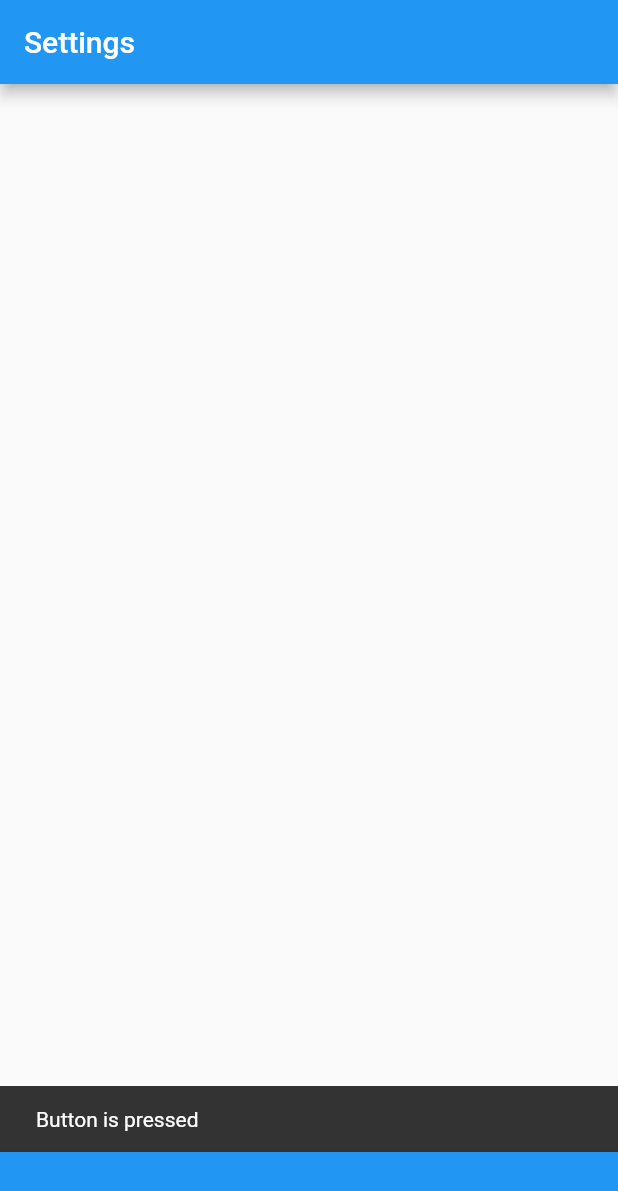
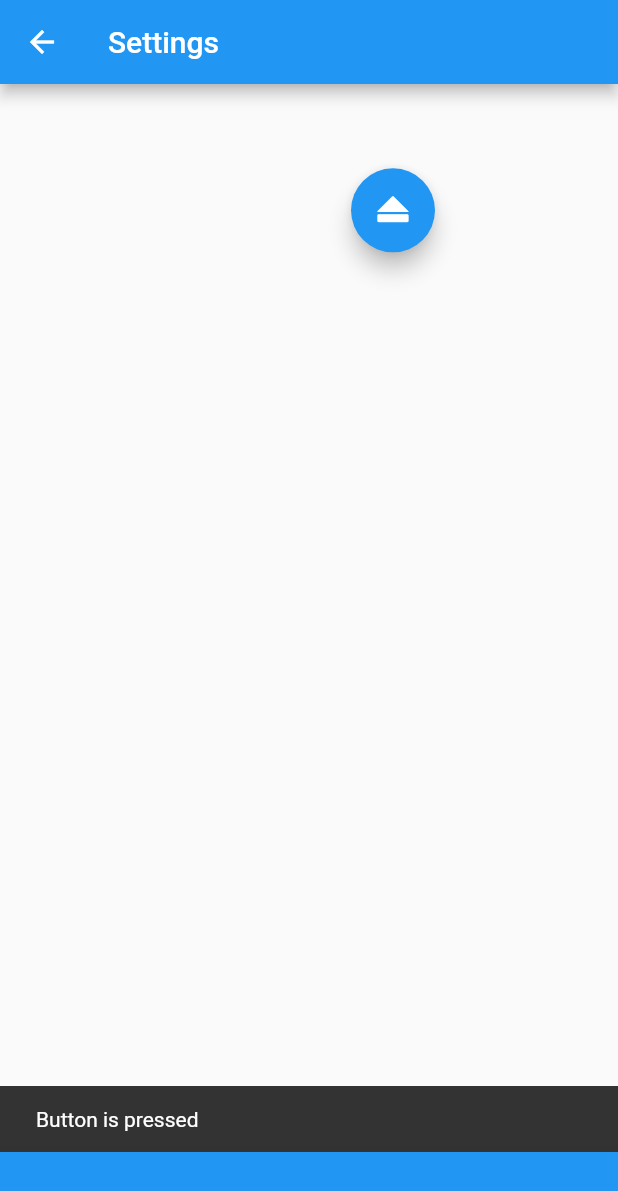
Before and after one commit to BigDeeEss/dashcam, a Flutter app: the NewHome screen opened by its route, after a tap on "Woolha.com", on a phone screen of 412 x 824 dp. Shown: the top 1191 px of the screen. Run offline on Flutter 3.47's test engine with Material 2 defaults, Android fonts, the phone set to English and light mode, and no system bars.

Commit message:
Add single FAB to BasePage() via the Button() class in button.dart.

```diff
--- a/lib/base_page.dart
+++ b/lib/base_page.dart
@@ -2,6 +2,11 @@
 
 //  Import flutter packages.
 import 'package:flutter/material.dart';
+
+
+// Import project-specific files.
+import './button.dart';
+import './screen_positions.dart';
 
 
 //  StatefulWidget which implements a basic page design layout.
@@ -32,7 +37,7 @@ class _BasePageState extends State<BasePage> {
         title: Text(widget.title ?? ''),
 
         //  Remove the 'leading' widget associated with AppBar() class.
-        automaticallyImplyLeading: false,
+        // automaticallyImplyLeading: false,
       ),
 
       //  Use Builder() widget because it is not possible to get the appBar
@@ -56,6 +61,8 @@ class _BasePageState extends State<BasePage> {
           );
         },
       ),
+
+      body: Button()
     );
   }
 }
--- /dev/null
+++ b/lib/button.dart
@@ -0,0 +1,80 @@
+
+
+//  Import flutter packages.
+import 'package:flutter/material.dart';
+
+// Import project-specific files.
+import './external/lib/custom_icons.dart';
+
+
+//  StatefulWidget which implements a dynamic button.
+class Button extends StatefulWidget {
+  const Button({Key? key}) : super(key: key);
+
+  @override
+  _ButtonState createState() => _ButtonState();
+}
+
+class _ButtonState extends State<Button> with TickerProviderStateMixin {
+  //  Define an animation controller.
+  late AnimationController _controller;
+
+  //  Define the type of animation, in this case between two Offset() classes.
+  late Animation<Offset> _animation;
+
+  @override
+  void initState() {
+    super.initState();
+
+    _controller = AnimationController(
+      duration: const Duration(milliseconds: 5300),
+      vsync: this,
+    )..forward();
+
+    _animation = Tween<Offset>(
+      begin: const Offset(1.0, -5.0),
+      end: const Offset(1.0, 0.0),
+    ).animate(CurvedAnimation(
+      parent: _controller,
+      curve: Curves.easeInCubic,
+    ));
+  }
+
+  @override
+  void dispose() {
+    _controller.dispose();
+    super.dispose();
+  }
+
+  @override
+  Widget build(BuildContext context) {
+    return Stack(
+      children: <Widget>[
+        Builder(
+          builder: (context) => Center(
+            child: SlideTransition(
+              position: _animation,
+              transformHitTests: true,
+              child: FloatingActionButton(
+                heroTag: 'eject',
+                child: Icon(CustomIcons.eject),
+                onPressed: () {
+                  Navigator.popAndPushNamed(context, '/home');
+                },
+              ),
+              // child: RaisedButton(
+              //   child: Text('Woolha.com'),
+              //   onPressed: () {
+              //     Scaffold.of(context).showSnackBar(
+              //         SnackBar(content: Text('Button is pressed'))
+              //     );
+              //     Navigator.popAndPushNamed(context, '/settings');
+              //   },
+              // ),
+            )
+          )
+        ),
+      ],
+    );
+  }
+}
--- a/lib/main.dart
+++ b/lib/main.dart
@@ -31,7 +31,7 @@ class DashCam extends StatelessWidget {
 
       //  Define an initialRoute which is executed on initial widget build
       //  and can be used to overrule the '/' route below.
-      initialRoute: '/settings',
+      initialRoute: '/home',
 
       //  Define all routes in DashCam app; note this is a map/dictionary.
       //  DashCam screen layout is simple with each route having the same
--- a/lib/newhome.dart
+++ b/lib/newhome.dart
@@ -45,7 +45,9 @@ class _NewHomeState extends State<NewHome> with TickerProviderStateMixin {
       appBar: AppBar(
         title: Text('Woolha.com Flutter Tutorial'),
       ),
-      body: Builder(
+      body: Stack(
+        children: <Widget>[
+          Builder(
               builder: (context) => Center(
                   child: SlideTransition(
                     position: _animation,
@@ -62,6 +64,9 @@ class _NewHomeState extends State<NewHome> with TickerProviderStateMixin {
                   )
               )
           ),
+        ],
+      ),
+
     );
   }
 }
--- /dev/null
+++ b/lib/screen_positions.dart
@@ -0,0 +1,5 @@
+
+
+class ScreenPositions {
+
+}
```
Lines whose indentation alone changed are shown as unchanged.
